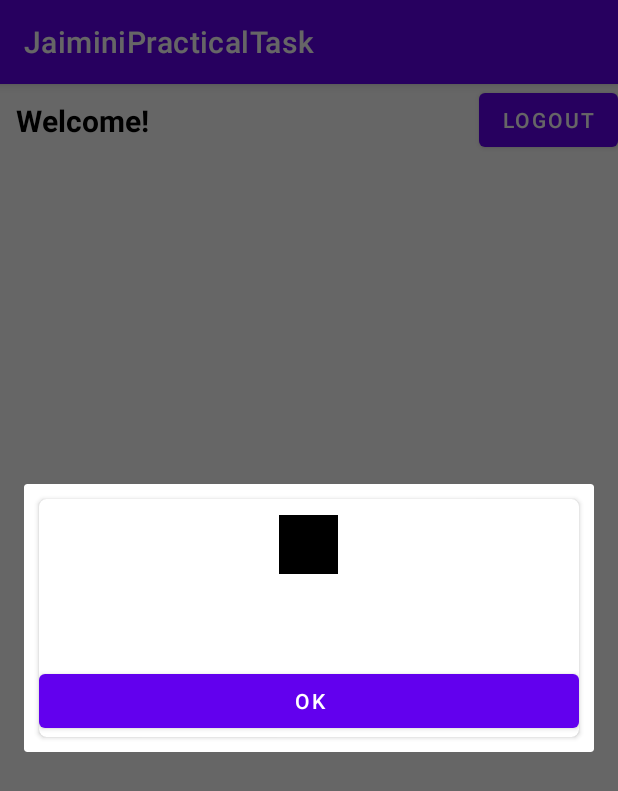
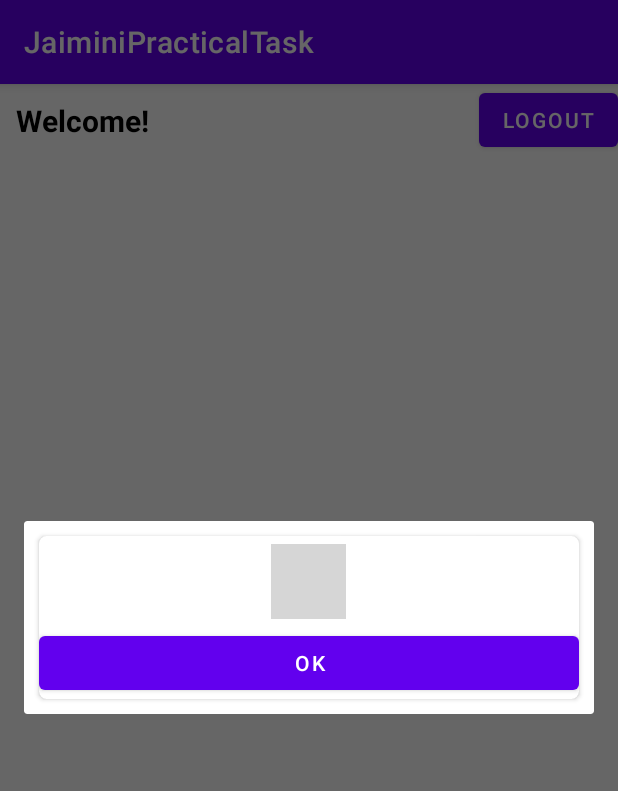
Before and after one commit to jdhacks/JaiminiMPracticalTask, an Android app: the fragment ShowDetailsDialog placed in its activity, on a phone screen of 412 x 824 dp. Shown: the top 791 px of the screen. Run offline under Robolectric (Android 15) with nearby library versions, the phone set to English and light mode, and no system bars; libraries missing offline, so code that uses them is left out: com.mvvm.kot; pictures from the network do not load; 4 statements that could not run were skipped; grey boxes are pictures that could not be loaded.

```diff
--- a/app/src/main/java/com/jaimini/dave/home/ui/ShowDetailsDialog.kt
+++ b/app/src/main/java/com/jaimini/dave/home/ui/ShowDetailsDialog.kt
@@ -11,6 +11,7 @@ import android.widget.LinearLayout
 import androidx.databinding.DataBindingUtil
 import androidx.databinding.ViewDataBinding
 import androidx.fragment.app.DialogFragment
+import com.bumptech.glide.Glide
 import com.jaimini.dave.R
 import com.jaimini.dave.databinding.LayoutDialogBinding
 import com.jaimini.dave.databinding.UserItemLayBinding
@@ -40,7 +41,11 @@ class ShowDetailsDialog : DialogFragment(){
         savedInstanceState: Bundle?
     ): View? {
         binding= LayoutDialogBinding.inflate(inflater)
+
         binding.txtmurl.text =urlm
+        Glide.with(binding.imgdialoguser.context)
+            .load(urlm)
+            .into(binding.imgdialoguser)
         binding.btnok.setOnClickListener {
             // TODO: Do some task here
             dismiss()
--- a/app/src/main/res/layout/layout_dialog.xml
+++ b/app/src/main/res/layout/layout_dialog.xml
@@ -22,7 +22,7 @@
             android:orientation="vertical">
 
             <ImageView
-                android:id="@+id/imglayuser"
+                android:id="@+id/imgdialoguser"
                 android:layout_width="50dp"
                 android:layout_height="50dp"
                 android:layout_margin="5dp"
@@ -36,6 +36,7 @@
                 android:layout_alignParentTop="true"
                 android:layout_alignParentBottom="true"
                 android:layout_margin="5dp"
+                android:visibility="gone"
                 android:padding="10dp"
                 android:text="Rate Value"
                 android:textColor="#000" />
```
Also changed, not shown: app/src/main/java/com/jaimini/dave/home/ui/HomeActivity.kt (+9 -7 lines), app/src/main/java/com/jaimini/dave/loginnewuser/ui/LoginNew.kt (+21 -13 lines).
